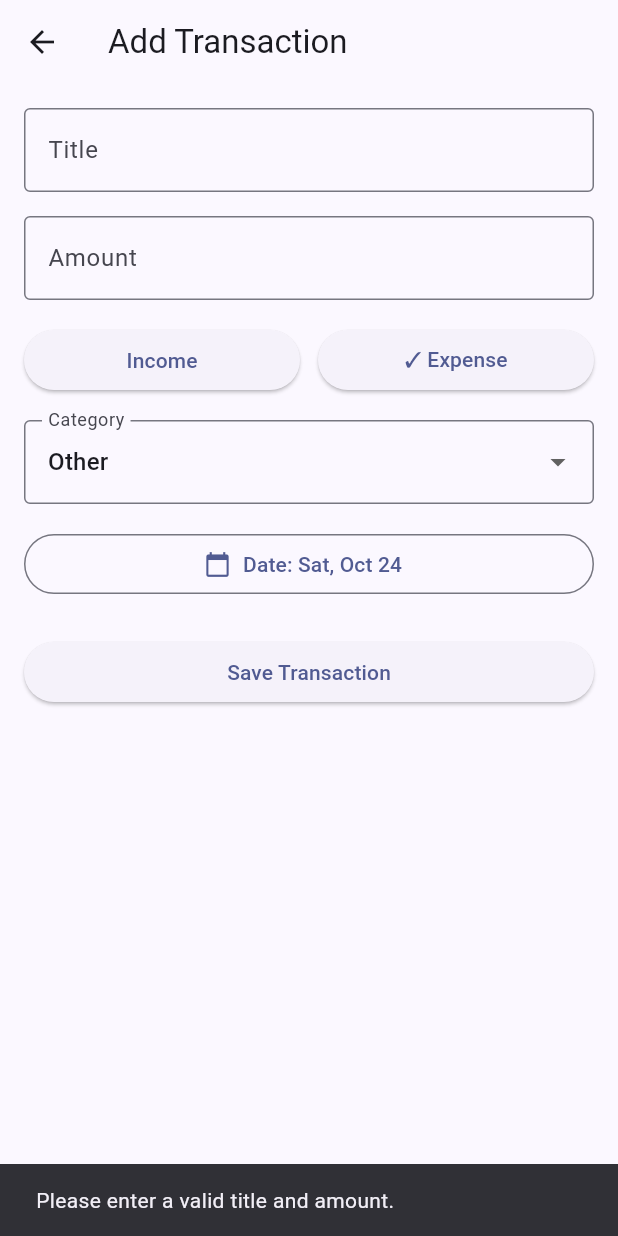
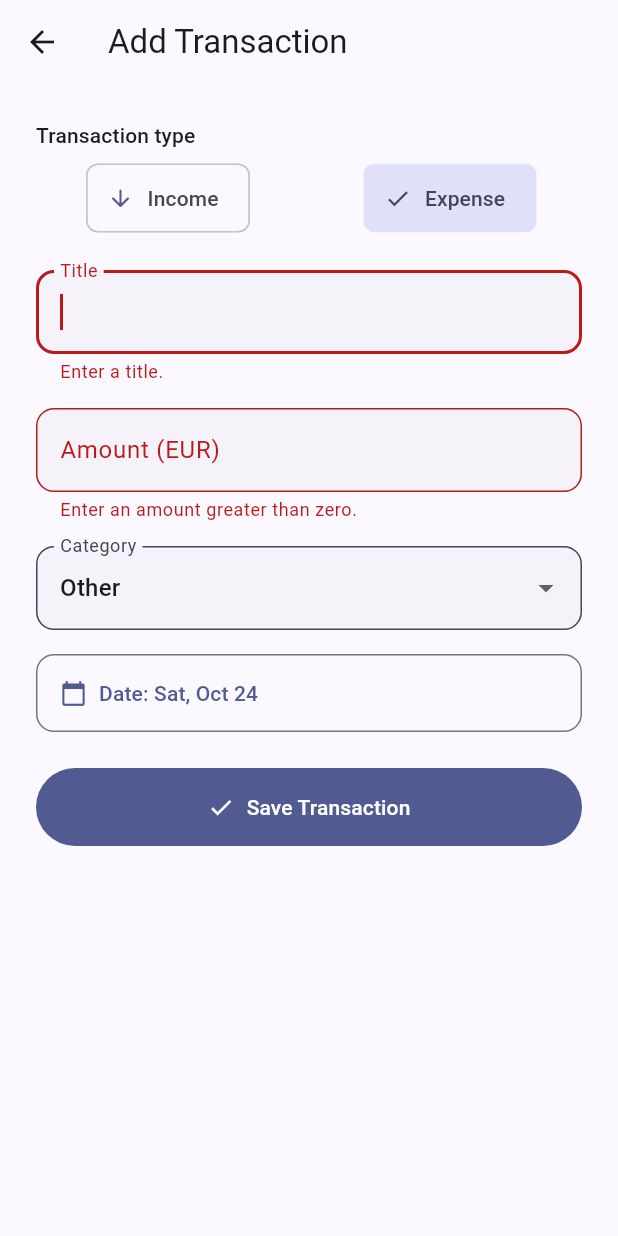
Before and after one commit to cansugedik/pocket_plan, a Flutter app: the AddTransactionPage screen opened directly, after a tap on "Expense", after a tap on "Save Transaction", on a phone screen of 412 x 824 dp. Run offline on Flutter 3.47's test engine with Material 3 defaults, Android fonts, the phone set to English and light mode, and no system bars; our stand-ins replace csv, share_plus, shared_preferences; missing offline and left inert: file_selector; accounts and stored records are empty.

Commit message:
Improve transaction form layout and inline validation

```diff
--- a/lib/screens/add_transaction_page.dart
+++ b/lib/screens/add_transaction_page.dart
@@ -47,6 +47,11 @@ class _AddTransactionPageState extends State<AddTransactionPage> {
     });
   }
 
+  final titleFocus = FocusNode();
+  final amountFocus = FocusNode();
+  String? titleError;
+  String? amountError;
+
   final titleController = TextEditingController();
   final amountController = TextEditingController();
 
@@ -70,80 +75,171 @@ class _AddTransactionPageState extends State<AddTransactionPage> {
 
   @override
   void dispose() {
+    titleFocus.dispose();
+    amountFocus.dispose();
     titleController.dispose();
     amountController.dispose();
     super.dispose();
   }
 
+  double? parseAmount() =>
+      double.tryParse(amountController.text.trim().replaceAll(',', '.'));
+
+  String? validateAmount() {
+    final amount = parseAmount();
+    return amount == null || !amount.isFinite || amount <= 0
+        ? 'Enter an amount greater than zero.'
+        : null;
+  }
+
+  void submit() {
+    final title = titleController.text.trim();
+    setState(() {
+      titleError = title.isEmpty ? 'Enter a title.' : null;
+      amountError = validateAmount();
+    });
+    if (titleError != null || amountError != null) {
+      (titleError != null ? titleFocus : amountFocus).requestFocus();
+      return;
+    }
+    FocusScope.of(context).unfocus();
+    Navigator.pop(context, {
+      'title': title,
+      'amount': parseAmount()!,
+      'isIncome': isIncome,
+      'category': selectedCategory,
+      'date': selectedDate,
+    });
+  }
+
+  Future<void> chooseDate() async {
+    final initial = selectedDate ?? DateTime.now();
+    final picked = await showDatePicker(
+      context: context,
+      initialDate: initial,
+      firstDate: DateTime(initial.year < 1900 ? initial.year : 1900),
+      lastDate: DateTime(initial.year > 2100 ? initial.year : 2100, 12, 31),
+    );
+    if (!mounted || picked == null) return;
+    setState(() => selectedDate = picked);
+  }
+
   @override
   Widget build(BuildContext context) {
     final isEditing = widget.transaction != null;
+    final theme = Theme.of(context);
+    final colors = theme.colorScheme;
+    InputDecoration decoration(String label, {String? error, String? prefix}) =>
+        InputDecoration(
+          labelText: label,
+          prefixText: prefix,
+          errorText: error,
+          errorMaxLines: 3,
+          filled: true,
+          fillColor: colors.surfaceContainerLow,
+          border: OutlineInputBorder(borderRadius: BorderRadius.circular(12)),
+        );
+    Widget typeChoice(bool income) => SizedBox(
+      width: double.infinity,
+      child: ChoiceChip(
+        label: Text(income ? 'Income' : 'Expense'),
+        avatar: Icon(
+          isIncome == income
+              ? Icons.check
+              : income
+              ? Icons.arrow_downward_rounded
+              : Icons.arrow_upward_rounded,
+        ),
+        selected: isIncome == income,
+        onSelected: (_) => changeType(income),
+        showCheckmark: false,
+        padding: const EdgeInsets.symmetric(horizontal: 12, vertical: 12),
+      ),
+    );
 
     return Scaffold(
       appBar: AppBar(
         title: Text(isEditing ? 'Edit Transaction' : 'Add Transaction'),
       ),
-
-      body: Padding(
-        padding: const EdgeInsets.all(16),
+      body: SafeArea(
+        child: Align(
+          alignment: Alignment.topCenter,
+          child: ConstrainedBox(
+            constraints: const BoxConstraints(maxWidth: 600),
             child: ListView(
+              padding: const EdgeInsets.all(24),
+              keyboardDismissBehavior: ScrollViewKeyboardDismissBehavior.onDrag,
               children: [
+                Text('Transaction type', style: theme.textTheme.titleSmall),
+                const SizedBox(height: 8),
+                LayoutBuilder(
+                  builder: (context, constraints) {
+                    final stacked =
+                        constraints.maxWidth < 320 ||
+                        MediaQuery.textScalerOf(context).scale(16) > 22;
+                    return stacked
+                        ? Column(
+                            children: [
+                              typeChoice(true),
+                              const SizedBox(height: 8),
+                              typeChoice(false),
+                            ],
+                          )
+                        : Row(
+                            children: [
+                              Expanded(child: typeChoice(true)),
+                              const SizedBox(width: 12),
+                              Expanded(child: typeChoice(false)),
+                            ],
+                          );
+                  },
+                ),
+                const SizedBox(height: 24),
                 TextField(
+                  key: const ValueKey('transaction-title'),
                   controller: titleController,
-              decoration: const InputDecoration(
-                labelText: 'Title',
-                border: OutlineInputBorder(),
+                  focusNode: titleFocus,
+                  textInputAction: TextInputAction.next,
+                  onSubmitted: (_) => amountFocus.requestFocus(),
+                  onChanged: (value) {
+                    if (titleError != null) {
+                      setState(
+                        () => titleError = value.trim().isEmpty
+                            ? 'Enter a title.'
+                            : null,
+                      );
+                    }
+                  },
+                  decoration: decoration('Title', error: titleError),
                 ),
-            ),
-
                 const SizedBox(height: 16),
-
                 TextField(
+                  key: const ValueKey('transaction-amount'),
                   controller: amountController,
+                  focusNode: amountFocus,
                   keyboardType: const TextInputType.numberWithOptions(
                     decimal: true,
                   ),
-              decoration: const InputDecoration(
-                labelText: 'Amount',
-                border: OutlineInputBorder(),
+                  textInputAction: TextInputAction.done,
+                  onSubmitted: (_) => FocusScope.of(context).unfocus(),
+                  onChanged: (_) {
+                    if (amountError != null) {
+                      setState(() => amountError = validateAmount());
+                    }
+                  },
+                  decoration: decoration(
+                    'Amount (EUR)',
+                    error: amountError,
+                    prefix: '€ ',
                   ),
                 ),
-
                 const SizedBox(height: 16),
-
-            Row(
-              children: [
-                Expanded(
-                  child: ElevatedButton(
-                    onPressed: () {
-                      changeType(true);
-                    },
-                    child: Text(isIncome ? '✓ Income' : 'Income'),
-                  ),
-                ),
-
-                const SizedBox(width: 12),
-
-                Expanded(
-                  child: ElevatedButton(
-                    onPressed: () {
-                      changeType(false);
-                    },
-                    child: Text(!isIncome ? '✓ Expense' : 'Expense'),
-                  ),
-                ),
-              ],
-            ),
-
-            const SizedBox(height: 16),
-
                 DropdownButtonFormField<String>(
                   key: ValueKey(isIncome),
                   initialValue: selectedCategory,
-              decoration: const InputDecoration(
-                labelText: 'Category',
-                border: OutlineInputBorder(),
-              ),
+                  isExpanded: true,
+                  itemHeight: null,
+                  decoration: decoration('Category'),
                   items: categories
                       .map(
                         (category) => DropdownMenuItem(
@@ -153,81 +249,49 @@ class _AddTransactionPageState extends State<AddTransactionPage> {
                       )
                       .toList(),
                   onChanged: (value) {
-                if (value != null) {
-                  setState(() => selectedCategory = value);
-                }
+                    if (value != null) setState(() => selectedCategory = value);
                   },
                 ),
-
                 const SizedBox(height: 16),
-
                 OutlinedButton.icon(
                   key: const ValueKey('transaction-date'),
                   icon: const Icon(Icons.calendar_today),
+                  style: OutlinedButton.styleFrom(
+                    alignment: Alignment.centerLeft,
+                    padding: const EdgeInsets.symmetric(
+                      horizontal: 16,
+                      vertical: 16,
+                    ),
+                    shape: RoundedRectangleBorder(
+                      borderRadius: BorderRadius.circular(12),
+                    ),
+                  ),
                   label: Text(
                     selectedDate == null
                         ? 'Date: Not specified'
                         : 'Date: ${MaterialLocalizations.of(context).formatMediumDate(selectedDate!)}',
                   ),
-              onPressed: () async {
-                final initial = selectedDate ?? DateTime.now();
-                final picked = await showDatePicker(
-                  context: context,
-                  initialDate: initial,
-                  firstDate: DateTime(
-                    initial.year < 1900 ? initial.year : 1900,
+                  onPressed: chooseDate,
                 ),
-                  lastDate: DateTime(
-                    initial.year > 2100 ? initial.year : 2100,
-                    12,
-                    31,
+                const SizedBox(height: 24),
+                FilledButton.icon(
+                  style: FilledButton.styleFrom(
+                    padding: const EdgeInsets.symmetric(
+                      horizontal: 16,
+                      vertical: 16,
                     ),
-                );
-                if (!mounted || picked == null) return;
-                setState(() => selectedDate = picked);
-              },
                   ),
-
-            const SizedBox(height: 24),
-
-            SizedBox(
-              width: double.infinity,
-              child: ElevatedButton(
-                onPressed: () {
-                  final title = titleController.text.trim();
-
-                  final amount = double.tryParse(
-                    amountController.text.trim().replaceAll(',', '.'),
-                  );
-
-                  if (title.isEmpty ||
-                      amount == null ||
-                      !amount.isFinite ||
-                      amount <= 0) {
-                    ScaffoldMessenger.of(context).showSnackBar(
-                      const SnackBar(
-                        content: Text('Please enter a valid title and amount.'),
-                      ),
-                    );
-                    return;
-                  }
-
-                  Navigator.pop(context, {
-                    'title': title,
-                    'amount': amount,
-                    'isIncome': isIncome,
-                    'category': selectedCategory,
-                    'date': selectedDate,
-                  });
-                },
-                child: Text(
+                  onPressed: submit,
+                  icon: const Icon(Icons.check),
+                  label: Text(
                     isEditing ? 'Update Transaction' : 'Save Transaction',
-                ),
                   ),
                 ),
               ],
             ),
           ),
+        ),
+      ),
     );
   }
 }
```
Also changed, not shown: 1 other file. Lines whose indentation alone changed are shown as unchanged.
